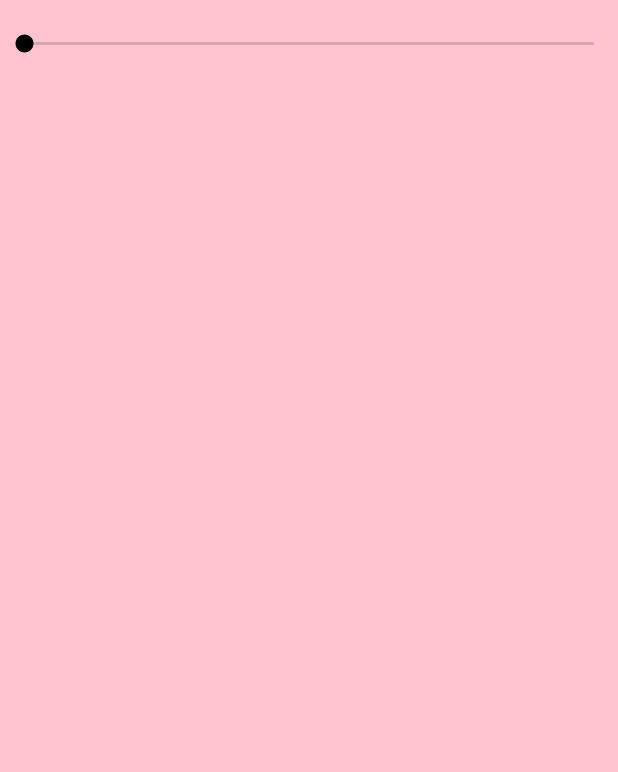
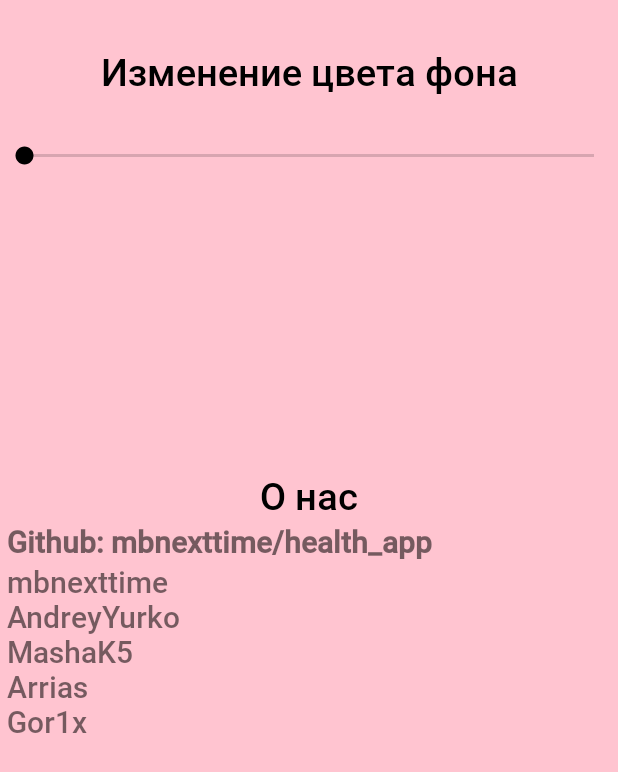
Before and after one commit to mbnexttime/health_app, an Android app: the fragment SettingsFragment shown on its own in the app's theme, on a phone screen of 412 x 824 dp. Shown: the top 772 px of the screen. Run offline under Robolectric (Android 15) with nearby library versions, the phone set to English and light mode, and no system bars; our stand-ins replace Dagger/Hilt's generated code.

Commit message:
Add about

```diff
--- a/app/src/main/res/layout/settings_fragment.xml
+++ b/app/src/main/res/layout/settings_fragment.xml
@@ -6,14 +6,43 @@
     android:background="@color/profile_background_1"
     android:orientation="vertical">
 
+    <TextView
+        android:layout_width="match_parent"
+        android:layout_marginTop="@dimen/settings_margin_changer"
+        android:text="@string/settings_color_changer"
+        android:layout_marginBottom="@dimen/settings_margin_changer"
+        android:gravity="center"
+        android:textSize="@dimen/profile_text_size"
+        android:textColor="@color/profile_text"
+        android:layout_height="wrap_content">
+
+    </TextView>
+
     <SeekBar
         android:id="@+id/sbColor"
         android:layout_width="match_parent"
         android:layout_height="wrap_content"
-        android:layout_marginTop="20dp"
-        android:layout_marginBottom="20dp"
         android:max="180"
         android:progress="0">
     </SeekBar>
 
+    <TextView
+        android:layout_width="match_parent"
+        android:layout_marginTop="@dimen/settings_margin_about"
+        android:text="@string/settings_about_title"
+        android:gravity="center"
+        android:textSize="@dimen/profile_text_size"
+        android:textColor="@color/profile_text"
+        android:layout_height="wrap_content">
+
+    </TextView>
+
+    <TextView
+        android:layout_width="match_parent"
+        android:text="@string/settings_about_text"
+        android:gravity="left"
+        android:textSize="@dimen/setting_about_text_size"
+        android:layout_height="wrap_content">
+    </TextView>
+
 </LinearLayout>
--- a/app/src/main/res/values/dimens.xml
+++ b/app/src/main/res/values/dimens.xml
@@ -10,4 +10,7 @@
     <dimen name="profile_text_size">25dp</dimen>
     <dimen name="profile_edittext_size">10dp</dimen>
     <dimen name="profile_string_info_height">40dp</dimen>
+    <dimen name="settings_margin_changer">30dp</dimen>
+    <dimen name="settings_margin_about">200dp</dimen>
+    <dimen name="setting_about_text_size">20dp</dimen>
 </resources>
--- a/app/src/main/res/values/strings.xml
+++ b/app/src/main/res/values/strings.xml
@@ -24,4 +24,15 @@
     <string name="profile_sex_woman">женский</string>
     <string name="profile_sex_other">другое</string>
     <string name="profile_no_info">не указано</string>
+
+    <string name="settings_color_changer">Изменение цвета фона</string>
+    <string name="settings_about_title">О нас</string>
+    <string name="settings_about_text">
+    <b>Github: mbnexttime/health_app</b>\n
+    mbnexttime \n
+    AndreyYurko \n
+    MashaK5 \n
+    Arrias \n
+    Gor1x</string>
+
 </resources>
```
